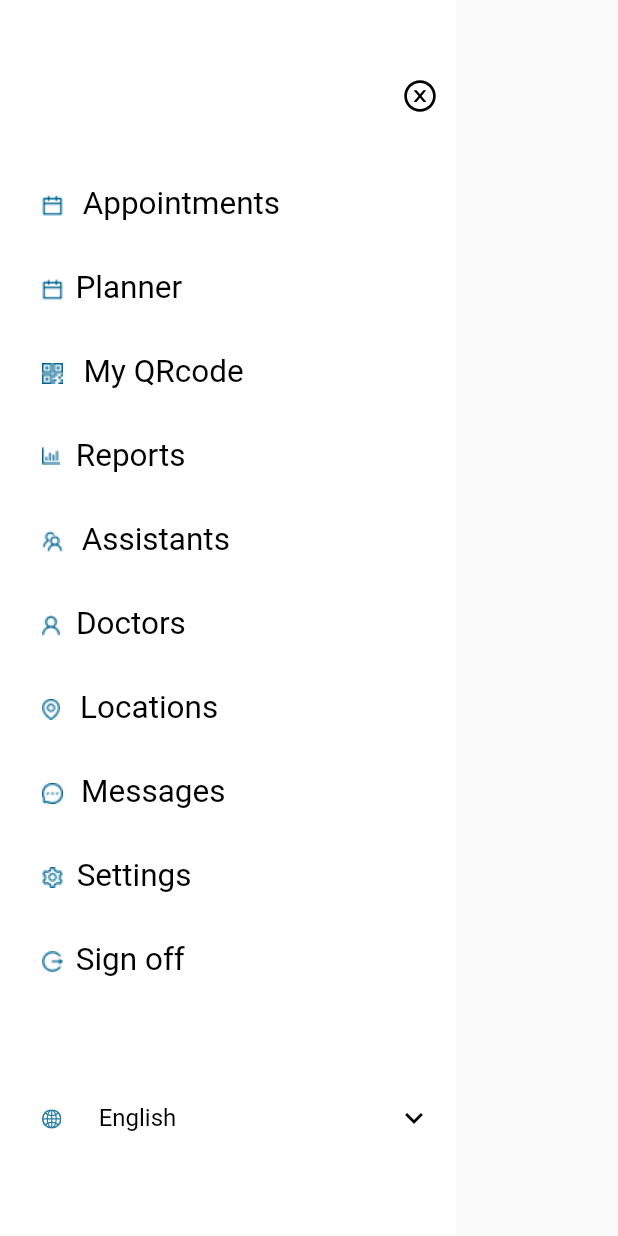
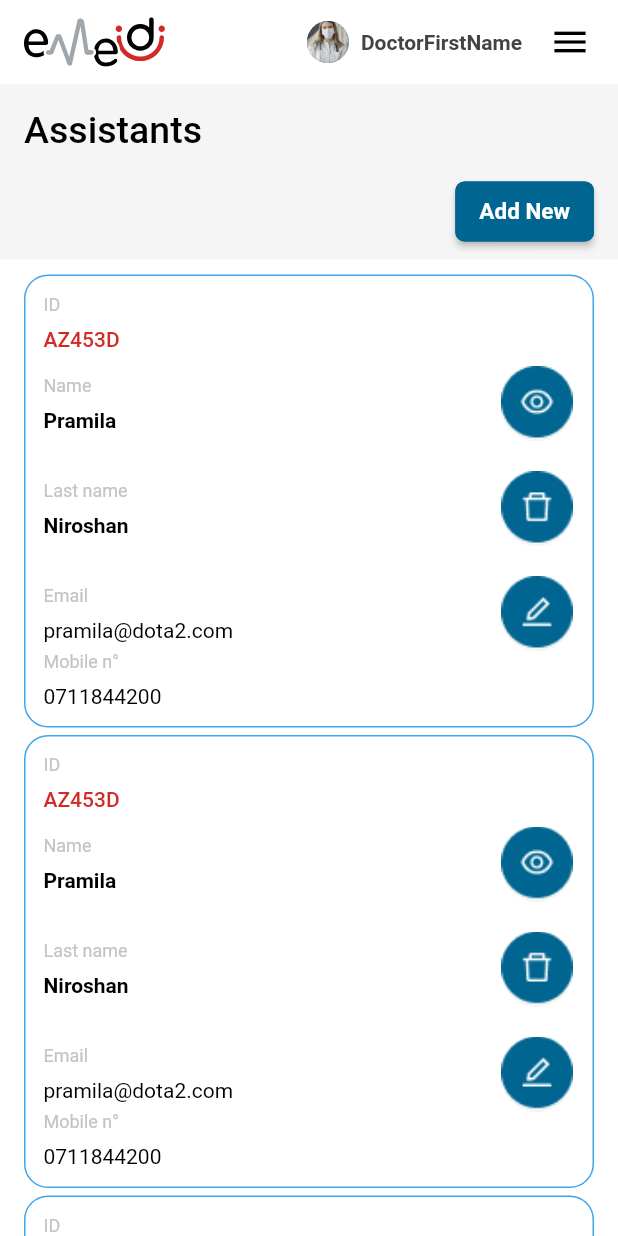
Before and after one commit to pramilaniroshan/emed-doctor, a Flutter app: the DoctorDrawer widget shown alone on an empty page, opened directly, after a tap on "Assistants", on a phone screen of 412 x 824 dp. Run offline on Flutter 3.47's test engine with Material 2 defaults, Android fonts, the phone set to English and light mode, and no system bars; our stand-ins replace animated_splash_screen, chips_choice, country_code_picker, date_picker_timeline, dio, dropdown_button2 and 13 more; accounts and stored records are empty; network calls fail; project files that could hold a hidden picture were left out.

Commit message:
Assistanat screen added

```diff
--- /dev/null
+++ b/lib/screens/assistants/assistansts.dart
@@ -0,0 +1,549 @@
+import 'package:emedassistantmobile/widgets/drawer.dart';
+import 'package:flutter/material.dart';
+import 'package:flutter_svg/svg.dart';
+
+import 'package:emedassistantmobile/config/app_colors.dart';
+import 'package:emedassistantmobile/config/app_images.dart';
+import '../../widgets/custom_button.dart';
+
+class AssistantsScreen extends StatefulWidget {
+  const AssistantsScreen({Key? key}) : super(key: key);
+
+  @override
+  State<AssistantsScreen> createState() => _AssistantsScreen();
+}
+
+class _AssistantsScreen extends State<AssistantsScreen> {
+  final GlobalKey<ScaffoldState> _scaffoldKey = GlobalKey<ScaffoldState>();
+
+  // void getApp() async {
+  //   print('Doctor Appointments');
+  //   prefs = await SharedPreferences.getInstance();
+  //   String token = prefs.getString("token") ?? '';
+  //   try {
+  //     var dio = Dio();
+  //     dio.options.headers["authorization"] = "Bearer " + token;
+  //     await dio
+  //         .get(
+  //       Constants().getBaseUrl() + '/Doctor/Appointment',
+  //     )
+  //         .then((res) {
+  //       setState(() {
+  //         Appointments = res.data['Data']['Data'];
+  //       });
+  //     });
+  //   } on DioError catch (e) {
+  //     print(e.response!.data);
+  //   }
+  // }
+
+  @override
+  void initState() {
+    // TODO: implement initState
+    super.initState();
+  }
+
+  @override
+  Widget build(BuildContext context) {
+    double height = MediaQuery.of(context).size.height;
+    double width = MediaQuery.of(context).size.width;
+    return Scaffold(
+      key: _scaffoldKey,
+      backgroundColor: AppColors.lightBackground,
+      appBar: AppBar(
+        elevation: 0.0,
+        backgroundColor: AppColors.white,
+        leading: Padding(
+          padding: const EdgeInsets.only(left: 16.0),
+          child: SvgPicture.asset(AppImages.eMedLogo),
+        ),
+        leadingWidth: 110.0,
+        actions: [
+          const CircleAvatar(
+            radius: 14.0,
+            backgroundImage: AssetImage(AppImages.doctorImage),
+          ),
+          const SizedBox(width: 8.0),
+          Center(
+            child: Text(
+              'DoctorFirstName',
+              style: const TextStyle(
+                fontSize: 14.0,
+                fontWeight: FontWeight.w700,
+                color: AppColors.lightBlack,
+              ),
+            ),
+          ),
+          menuButton(),
+        ],
+      ),
+      endDrawer: DoctorDrawer(),
+      body: Column(
+        crossAxisAlignment: CrossAxisAlignment.start,
+        mainAxisAlignment: MainAxisAlignment.start,
+        children: [
+          const Padding(
+            padding: EdgeInsets.symmetric(horizontal: 16.0, vertical: 16.0),
+            child: Text(
+              'Assistants',
+              style: TextStyle(
+                fontSize: 25.0,
+                color: AppColors.black,
+                fontWeight: FontWeight.w500,
+              ),
+            ),
+          ),
+
+          /// date text and today late button
+          Padding(
+            padding: const EdgeInsets.symmetric(horizontal: 16.0),
+            child: Row(
+              crossAxisAlignment: CrossAxisAlignment.center,
+              mainAxisAlignment: MainAxisAlignment.end,
+              children: [
+                const SizedBox(width: 24.0),
+                Column(children: [
+                  CustomButton(
+                    onTap: () {},
+                    btnText: 'Add New',
+                    width: 5.0,
+                  ),
+                ]),
+              ],
+            ),
+          ),
+          const SizedBox(height: 8.0),
+          Expanded(
+            child: Container(
+              color: AppColors.white,
+              width: width,
+              child: SingleChildScrollView(
+                padding: const EdgeInsets.only(bottom: 40.0, top: 10.0),
+                child: Column(
+                  crossAxisAlignment: CrossAxisAlignment.start,
+                  mainAxisAlignment: MainAxisAlignment.start,
+                  children: [
+                    Container(
+                      width: width,
+                      //padding: const EdgeInsets.all(12.0),
+                      margin: const EdgeInsets.symmetric(horizontal: 16.0),
+                      child: Column(
+                        crossAxisAlignment: CrossAxisAlignment.start,
+                        mainAxisAlignment: MainAxisAlignment.start,
+                        children: [
+                          assistantsList(),
+                          const SizedBox(height: 5.0),
+                          assistantsList(),
+                          const SizedBox(height: 5.0),
+                          assistantsDisableList(),
+                          const SizedBox(height: 5.0),
+                          assistantsList(),
+                          const SizedBox(height: 5.0),
+                          assistantsDisableList(),
+                          const SizedBox(height: 5.0),
+                          assistantsDisableList(),
+                          const SizedBox(height: 8.0),
+                          const SizedBox(height: 24.0),
+                        ],
+                      ),
+                    ),
+                  ],
+                ),
+              ),
+            ),
+          ),
+        ],
+      ),
+    );
+  }
+
+  Widget menuButton() => TextButton(
+        onPressed: () {
+          _scaffoldKey.currentState!.openEndDrawer();
+        },
+        child: const Icon(Icons.menu, color: AppColors.black, size: 28.0),
+      );
+
+  Widget assistantsList() => Container(
+        padding: const EdgeInsets.all(12.0),
+        decoration: BoxDecoration(
+          borderRadius: BorderRadius.circular(16.0),
+          color: AppColors.white,
+          border: Border.all(
+            color: AppColors.lightBlue.withOpacity(0.8),
+          ),
+        ),
+        child: Column(
+          children: [
+            Row(
+              mainAxisAlignment: MainAxisAlignment.start,
+              children: [
+                Expanded(
+                    flex: 1,
+                    child: Column(
+                      mainAxisAlignment: MainAxisAlignment.start,
+                      crossAxisAlignment: CrossAxisAlignment.start,
+                      children: const [
+                        Text(
+                          'ID',
+                          style: TextStyle(
+                            fontSize: 12.0,
+                            color: AppColors.primary,
+                            fontWeight: FontWeight.w400,
+                          ),
+                        ),
+                        SizedBox(height: 8.0),
+                        Text(
+                          'AZ453D',
+                          style: TextStyle(
+                            fontSize: 14.0,
+                            color: AppColors.redColor,
+                            fontWeight: FontWeight.w500,
+                          ),
+                        ),
+                      ],
+                    )),
+              ],
+            ),
+            const SizedBox(height: 10),
+            Row(
+              crossAxisAlignment: CrossAxisAlignment.center,
+              mainAxisAlignment: MainAxisAlignment.spaceBetween,
+              children: [
+                Expanded(
+                  child: Column(
+                    crossAxisAlignment: CrossAxisAlignment.start,
+                    mainAxisAlignment: MainAxisAlignment.start,
+                    children: const [
+                      Text(
+                        'Name',
+                        style: TextStyle(
+                          fontSize: 12.0,
+                          color: AppColors.primary,
+                          fontWeight: FontWeight.w400,
+                        ),
+                      ),
+                      SizedBox(height: 8.0),
+                      Text(
+                        'Pramila',
+                        style: TextStyle(
+                          fontSize: 14.0,
+                          color: AppColors.black,
+                          fontWeight: FontWeight.w600,
+                        ),
+                      ),
+                    ],
+                  ),
+                ),
+                Image.asset(
+                  AppImages.eyeIcon,
+                  width: 50,
+                  height: 50,
+                  scale: 0.10,
+                ),
+              ],
+            ),
+            const SizedBox(height: 20),
+            Row(
+              crossAxisAlignment: CrossAxisAlignment.center,
+              mainAxisAlignment: MainAxisAlignment.spaceBetween,
+              children: [
+                Expanded(
+                  child: Column(
+                    crossAxisAlignment: CrossAxisAlignment.start,
+                    mainAxisAlignment: MainAxisAlignment.start,
+                    children: const [
+                      Text(
+                        'Last name',
+                        style: TextStyle(
+                          fontSize: 12.0,
+                          color: AppColors.primary,
+                          fontWeight: FontWeight.w400,
+                        ),
+                      ),
+                      SizedBox(height: 8.0),
+                      Text(
+                        'Niroshan',
+                        style: TextStyle(
+                          fontSize: 14.0,
+                          color: AppColors.black,
+                          fontWeight: FontWeight.w600,
+                        ),
+                      ),
+                    ],
+                  ),
+                ),
+                //SvgPicture.asset(AppImages.deleteDisableIcon),
+                Image.asset(
+                  AppImages.deleteBlue,
+                  width: 50,
+                  height: 50,
+                  scale: 0.10,
+                ),
+              ],
+            ),
+            const SizedBox(height: 20),
+            Row(
+              crossAxisAlignment: CrossAxisAlignment.center,
+              mainAxisAlignment: MainAxisAlignment.spaceBetween,
+              children: [
+                Expanded(
+                  child: Column(
+                    crossAxisAlignment: CrossAxisAlignment.start,
+                    mainAxisAlignment: MainAxisAlignment.start,
+                    children: const [
+                      Text(
+                        'Email',
+                        style: TextStyle(
+                          fontSize: 12.0,
+                          color: AppColors.primary,
+                          fontWeight: FontWeight.w400,
+                        ),
+                      ),
+                      SizedBox(height: 8.0),
+                      Text(
+                        'pramila@dota2.com',
+                        style: TextStyle(
+                          fontSize: 14.0,
+                          color: AppColors.black,
+                          fontWeight: FontWeight.w400,
+                        ),
+                      ),
+                    ],
+                  ),
+                ),
+                //SvgPicture.asset(AppImages.deleteDisableIcon),
+                Image.asset(
+                  AppImages.editIcon,
+                  width: 50,
+                  height: 50,
+                  scale: 0.10,
+                ),
+              ],
+            ),
+            Row(
+              mainAxisAlignment: MainAxisAlignment.start,
+              children: [
+                Expanded(
+                    flex: 1,
+                    child: Column(
+                      mainAxisAlignment: MainAxisAlignment.start,
+                      crossAxisAlignment: CrossAxisAlignment.start,
+                      children: const [
+                        Text(
+                          'Mobile n°',
+                          style: TextStyle(
+                            fontSize: 12.0,
+                            color: AppColors.primary,
+                            fontWeight: FontWeight.w400,
+                          ),
+                        ),
+                        SizedBox(height: 8.0),
+                        Text(
+                          '0711844200',
+                          style: TextStyle(
+                            fontSize: 14.0,
+                            color: AppColors.black,
+                            fontWeight: FontWeight.w400,
+                          ),
+                        ),
+                      ],
+                    )),
+              ],
+            ),
+          ],
+        ),
+      );
+
+  Widget assistantsDisableList() => Container(
+        padding: const EdgeInsets.all(12.0),
+        //margin: const EdgeInsets.symmetric(horizontal: 16.0),
+        decoration: BoxDecoration(
+          borderRadius: BorderRadius.circular(16.0),
+          color: AppColors.white,
+          border: Border.all(
+            color: AppColors.lightBlue.withOpacity(0.8),
+          ),
+        ),
+        child: Column(
+          children: [
+            Row(
+              mainAxisAlignment: MainAxisAlignment.start,
+              children: [
+                Expanded(
+                    flex: 1,
+                    child: Column(
+                      mainAxisAlignment: MainAxisAlignment.start,
+                      crossAxisAlignment: CrossAxisAlignment.start,
+                      children: const [
+                        Text(
+                          'ID',
+                          style: TextStyle(
+                            fontSize: 12.0,
+                            color: AppColors.primary,
+                            fontWeight: FontWeight.w400,
+                          ),
+                        ),
+                        SizedBox(height: 8.0),
+                        Text(
+                          'AZ453D',
+                          style: TextStyle(
+                            fontSize: 14.0,
+                            color: AppColors.redColor,
+                            fontWeight: FontWeight.w500,
+                          ),
+                        ),
+                      ],
+                    )),
+              ],
+            ),
+            const SizedBox(height: 10),
+            Row(
+              crossAxisAlignment: CrossAxisAlignment.center,
+              mainAxisAlignment: MainAxisAlignment.spaceBetween,
+              children: [
+                Expanded(
+                  child: Column(
+                    crossAxisAlignment: CrossAxisAlignment.start,
+                    mainAxisAlignment: MainAxisAlignment.start,
+                    children: const [
+                      Text(
+                        'Name',
+                        style: TextStyle(
+                          fontSize: 12.0,
+                          color: AppColors.primary,
+                          fontWeight: FontWeight.w400,
+                        ),
+                      ),
+                      SizedBox(height: 8.0),
+                      Text(
+                        'Pramila',
+                        style: TextStyle(
+                          fontSize: 14.0,
+                          color: AppColors.primary,
+                          fontWeight: FontWeight.w600,
+                        ),
+                      ),
+                    ],
+                  ),
+                ),
+                Image.asset(
+                  AppImages.eyeClose,
+                  width: 50,
+                  height: 50,
+                  scale: 0.10,
+                ),
+              ],
+            ),
+            const SizedBox(height: 20),
+            Row(
+              crossAxisAlignment: CrossAxisAlignment.center,
+              mainAxisAlignment: MainAxisAlignment.spaceBetween,
+              children: [
+                Expanded(
+                  child: Column(
+                    crossAxisAlignment: CrossAxisAlignment.start,
+                    mainAxisAlignment: MainAxisAlignment.start,
+                    children: const [
+                      Text(
+                        'Last name',
+                        style: TextStyle(
+                          fontSize: 12.0,
+                          color: AppColors.primary,
+                          fontWeight: FontWeight.w400,
+                        ),
+                      ),
+                      SizedBox(height: 8.0),
+                      Text(
+                        'Niroshan',
+                        style: TextStyle(
+                          fontSize: 14.0,
+                          color: AppColors.primary,
+                          fontWeight: FontWeight.w600,
+                        ),
+                      ),
+                    ],
+                  ),
+                ),
+                //SvgPicture.asset(AppImages.deleteDisableIcon),
+                Image.asset(
+                  AppImages.deleteBlue,
+                  width: 50,
+                  height: 50,
+                  scale: 0.10,
+                ),
+              ],
+            ),
+            const SizedBox(height: 20),
+            Row(
+              crossAxisAlignment: CrossAxisAlignment.center,
+              mainAxisAlignment: MainAxisAlignment.spaceBetween,
+              children: [
+                Expanded(
+                  child: Column(
+                    crossAxisAlignment: CrossAxisAlignment.start,
+                    mainAxisAlignment: MainAxisAlignment.start,
+                    children: const [
+                      Text(
+                        'Email',
+                        style: TextStyle(
+                          fontSize: 12.0,
+                          color: AppColors.primary,
+                          fontWeight: FontWeight.w400,
+                        ),
+                      ),
+                      SizedBox(height: 8.0),
+                      Text(
+                        'pramila@dota2.com',
+                        style: TextStyle(
+                          fontSize: 14.0,
+                          color: AppColors.primary,
+                          fontWeight: FontWeight.w400,
+                        ),
+                      ),
+                    ],
+                  ),
+                ),
+                //SvgPicture.asset(AppImages.deleteDisableIcon),
+                Image.asset(
+                  AppImages.editIcon,
+                  width: 50,
+                  height: 50,
+                  scale: 0.10,
+                ),
+              ],
+            ),
+            Row(
+              mainAxisAlignment: MainAxisAlignment.start,
+              children: [
+                Expanded(
+                    flex: 1,
+                    child: Column(
+                      mainAxisAlignment: MainAxisAlignment.start,
+                      crossAxisAlignment: CrossAxisAlignment.start,
+                      children: const [
+                        Text(
+                          'Mobile n°',
+                          style: TextStyle(
+                            fontSize: 12.0,
+                            color: AppColors.primary,
+                            fontWeight: FontWeight.w400,
+                          ),
+                        ),
+                        SizedBox(height: 8.0),
+                        Text(
+                          '0711844200',
+                          style: TextStyle(
+                            fontSize: 14.0,
+                            color: AppColors.primary,
+                            fontWeight: FontWeight.w400,
+                          ),
+                        ),
+                      ],
+                    )),
+              ],
+            ),
+          ],
+        ),
+      );
+}
--- a/lib/widgets/drawer.dart
+++ b/lib/widgets/drawer.dart
@@ -1,3 +1,4 @@
+import 'package:emedassistantmobile/screens/assistants/assistansts.dart';
 import 'package:emedassistantmobile/screens/auth/home/home_screen.dart';
 import 'package:emedassistantmobile/screens/calendar/calendar_screen.dart';
 import 'package:emedassistantmobile/screens/doctor_appointment/doctor_appointment_screen.dart';
@@ -117,7 +118,9 @@ class DoctorDrawer extends StatelessWidget {
             ),
           ),
           ListTile(
-            onTap: () {},
+            onTap: () {
+              Get.to(const AssistantsScreen());
+            },
             leading: Padding(
               padding: const EdgeInsets.only(top: 6.0, left: 12.0),
               child: Image.asset(AppImages.assistants),
```
